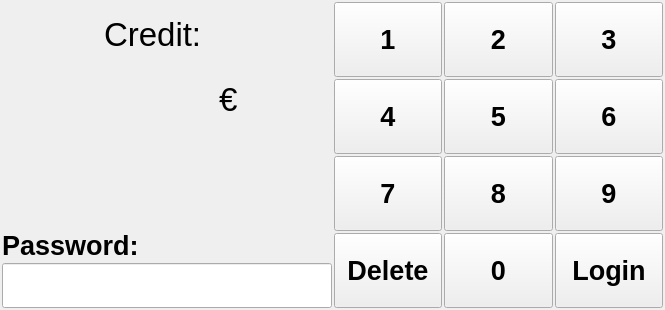
Above: TallyOnRaspberry/passwordscreen.ui from Deltachi/Tally_Teamproject before the change. Below: the same form after it.
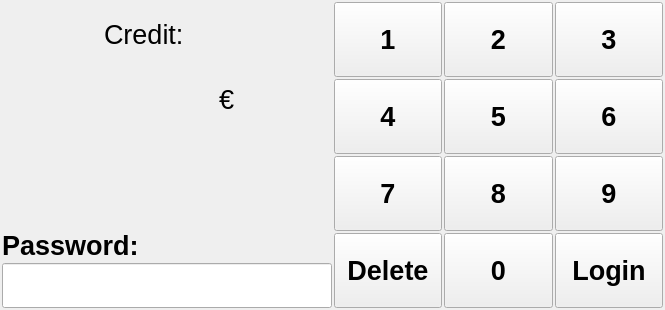
That is the form after the change.

```diff
--- a/TallyOnRaspberry/passwordscreen.ui
+++ b/TallyOnRaspberry/passwordscreen.ui
@@ -67,7 +67,7 @@
           <widget class="QLabel" name="label_name">
            <property name="font">
             <font>
-             <pointsize>25</pointsize>
+             <pointsize>20</pointsize>
             </font>
            </property>
            <property name="text">
@@ -99,7 +99,7 @@
             <widget class="QLabel" name="label_2">
              <property name="font">
               <font>
-               <pointsize>25</pointsize>
+               <pointsize>20</pointsize>
               </font>
              </property>
              <property name="text">
```
Left out of the diff: 2 changed lines with no effect on the pictures.
